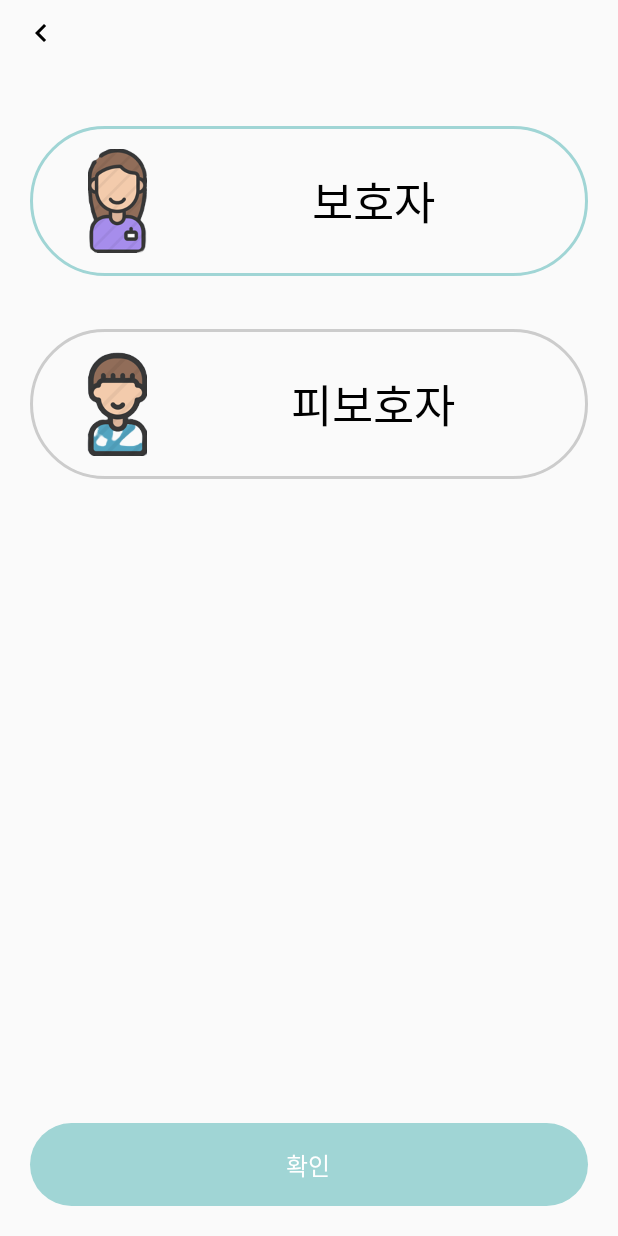
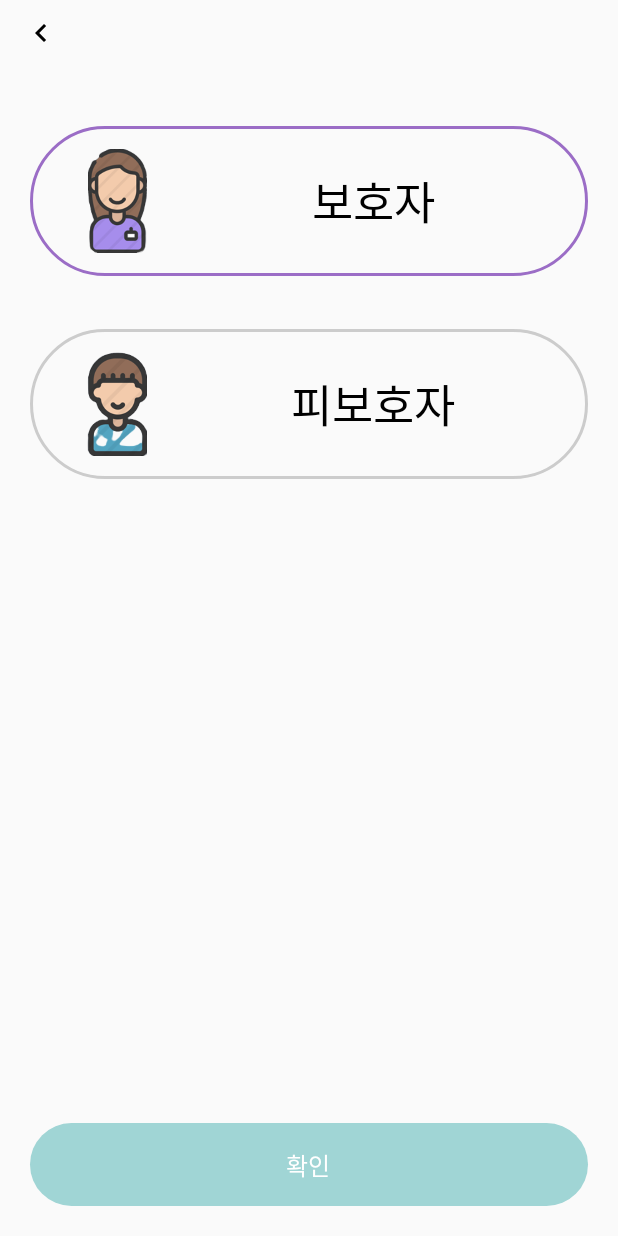
Before and after one commit to ronsze/SafeAlarm, an Android app built with Jetpack Compose: the fragment RoleSelectFragment shown on its own in the app's theme, on a phone screen of 412 x 824 dp. Run offline under Robolectric (Android 15) with nearby library versions, the phone set to English and light mode, and no system bars; libraries missing offline, so code that uses them is left out: com.naver.maps.

Commit message:
roleCard border color 수정

```diff
--- a/app/src/main/java/com/myproject/safealarm/feature/role/RoleSelectFragment.kt
+++ b/app/src/main/java/com/myproject/safealarm/feature/role/RoleSelectFragment.kt
@@ -38,6 +38,7 @@ import com.myproject.safealarm.ui.composable.BaseToolbar
 import com.myproject.safealarm.ui.composable.BaseToolbarDefaults
 import com.myproject.safealarm.ui.composable.BasicButton
 import com.myproject.safealarm.ui.composable.noRippleClickable
+import com.myproject.safealarm.ui.theme.Purple
 import com.myproject.safealarm.ui.theme.SkyBlue
 import kr.sdbk.domain.model.user.UserRole
 
@@ -94,7 +95,7 @@ class RoleSelectFragment: BaseFragment<RoleSelectViewModel>() {
         isSelected: Boolean,
         onClick: () -> Unit
     ) {
-        val borderColor = if (isSelected) SkyBlue else Color.LightGray
+        val borderColor = if (isSelected) Purple else Color.LightGray
         Row(
             verticalAlignment = Alignment.CenterVertically,
             modifier = Modifier
--- a/app/src/main/java/com/myproject/safealarm/ui/theme/Color.kt
+++ b/app/src/main/java/com/myproject/safealarm/ui/theme/Color.kt
@@ -2,4 +2,5 @@ package com.myproject.safealarm.ui.theme
 
 import androidx.compose.ui.graphics.Color
 
+val Purple = Color(0xFF9B6DC6)
 val SkyBlue = Color(0xFFA0D5D5)
```
